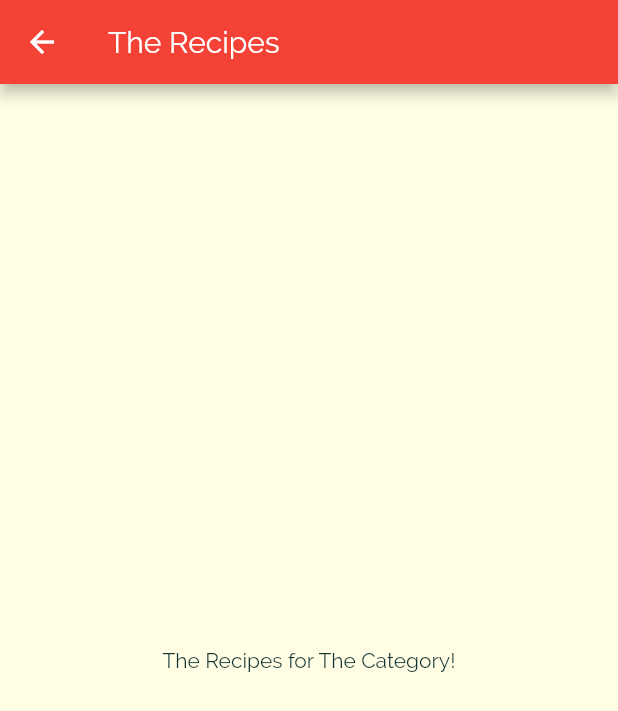
After one commit to ParkSoravee/Flutter_practice_app3, a Flutter app: the screen it shows after launch, after a tap on "Italian", on a phone screen of 412 x 824 dp. The commit adds this screen. Shown: the top 711 px of the screen. Run offline on Flutter 3.47's test engine with Material 2 defaults, Android fonts, the phone set to English and light mode, and no system bars.

Commit message:
navigating to new page.

```diff
--- a/lib/category_item.dart
+++ b/lib/category_item.dart
@@ -1,4 +1,5 @@
 import 'package:flutter/material.dart';
+import 'category_meals_screen.dart';
 
 class CategoryItem extends StatelessWidget {
   final String title;
@@ -6,9 +7,23 @@ class CategoryItem extends StatelessWidget {
 
   CategoryItem(this.title, this.color);
 
+  void selectCategory(BuildContext ctx) {
+    Navigator.of(ctx).push(
+      MaterialPageRoute(
+        builder: (_) {
+          return CategoryMealsScreen();
+        },
+      ),
+    );
+  }
+
   @override
   Widget build(BuildContext context) {
-    return Container(
+    return InkWell(
+      onTap: () => selectCategory(context),
+      splashColor: Theme.of(context).primaryColor,
+      borderRadius: BorderRadius.circular(15),
+      child: Container(
         padding: EdgeInsets.all(15),
         child: Text(
           title,
@@ -23,7 +38,9 @@ class CategoryItem extends StatelessWidget {
             begin: Alignment.topLeft,
             end: Alignment.bottomRight,
           ),
-          borderRadius: BorderRadius.circular(15)),
+          borderRadius: BorderRadius.circular(15),
+        ),
+      ),
     );
   }
 }
--- /dev/null
+++ b/lib/category_meals_screen.dart
@@ -0,0 +1,15 @@
+import 'package:flutter/material.dart';
+
+class CategoryMealsScreen extends StatelessWidget {
+  @override
+  Widget build(BuildContext context) {
+    return Scaffold(
+      appBar: AppBar(
+        title: Text('The Recipes'),
+      ),
+      body: Center(
+        child: Text('The Recipes for The Category!'),
+      ),
+    );
+  }
+}
```
Lines whose indentation alone changed are shown as unchanged.
